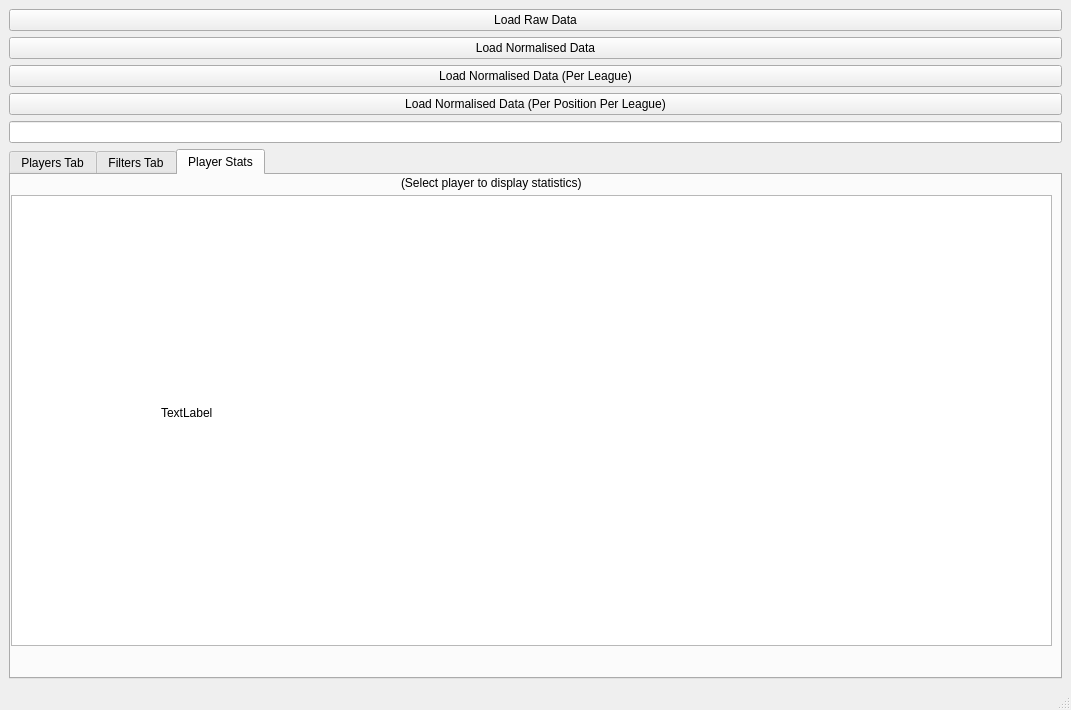
Above: visMainWindow.ui from SergRozB/Football-Stats-Visualiser before the change. Below: the same form after it.
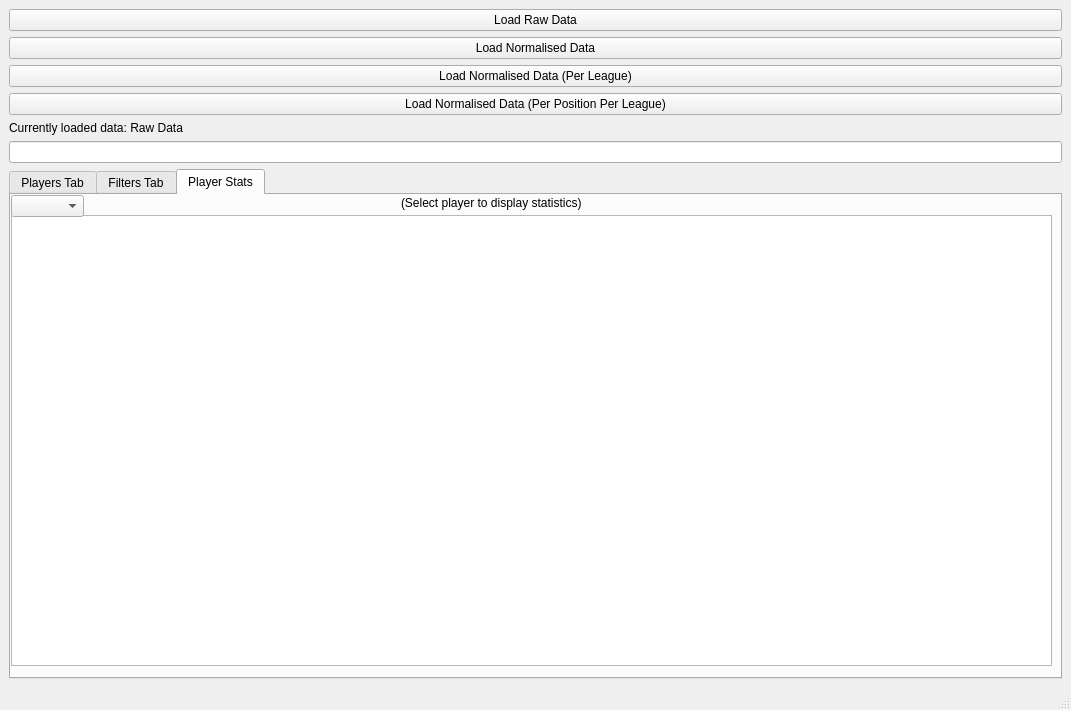
That is the form after the change.

Commit message: starting to add stats radar maker

Diff of the .ui file:
```diff
--- a/visMainWindow.ui
+++ b/visMainWindow.ui
@@ -15,23 +15,6 @@
   </property>
   <widget class="QWidget" name="centralwidget">
    <layout class="QGridLayout" name="gridLayout_2">
-    <item row="9" column="0">
-     <widget class="QLineEdit" name="searchBar"/>
-    </item>
-    <item row="6" column="0">
-     <widget class="QPushButton" name="loadNormalisedDataButton">
-      <property name="text">
-       <string>Load Normalised Data</string>
-      </property>
-     </widget>
-    </item>
-    <item row="7" column="0">
-     <widget class="QPushButton" name="loadNormalisedDataButtonPerLeague">
-      <property name="text">
-       <string>Load Normalised Data (Per League)</string>
-      </property>
-     </widget>
-    </item>
     <item row="4" column="0">
      <widget class="QPushButton" name="loadRawDataButton">
       <property name="text">
@@ -39,7 +22,7 @@
       </property>
      </widget>
     </item>
-    <item row="11" column="0">
+    <item row="12" column="0">
      <widget class="QTabWidget" name="tabWidget">
       <property name="currentIndex">
        <number>2</number>
@@ -132,18 +115,15 @@
          <enum>QGraphicsView::AnchorViewCenter</enum>
         </property>
        </widget>
-       <widget class="QLabel" name="label">
+       <widget class="QComboBox" name="dataRadarTypeOptions">
         <property name="geometry">
          <rect>
-          <x>150</x>
-          <y>230</y>
-          <width>55</width>
-          <height>16</height>
+          <x>0</x>
+          <y>0</y>
+          <width>73</width>
+          <height>22</height>
          </rect>
         </property>
-        <property name="text">
-         <string>TextLabel</string>
-        </property>
        </widget>
       </widget>
      </widget>
@@ -155,6 +135,30 @@
       </property>
      </widget>
     </item>
+    <item row="10" column="0">
+     <widget class="QLineEdit" name="searchBar"/>
+    </item>
+    <item row="6" column="0">
+     <widget class="QPushButton" name="loadNormalisedDataButton">
+      <property name="text">
+       <string>Load Normalised Data</string>
+      </property>
+     </widget>
+    </item>
+    <item row="7" column="0">
+     <widget class="QPushButton" name="loadNormalisedDataButtonPerLeague">
+      <property name="text">
+       <string>Load Normalised Data (Per League)</string>
+      </property>
+     </widget>
+    </item>
+    <item row="9" column="0">
+     <widget class="QLabel" name="currentLoadedDataLabel">
+      <property name="text">
+       <string>Currently loaded data: Raw Data</string>
+      </property>
+     </widget>
+    </item>
    </layout>
   </widget>
   <widget class="QMenuBar" name="menubar">
```
The commit also changes 3 other files.
